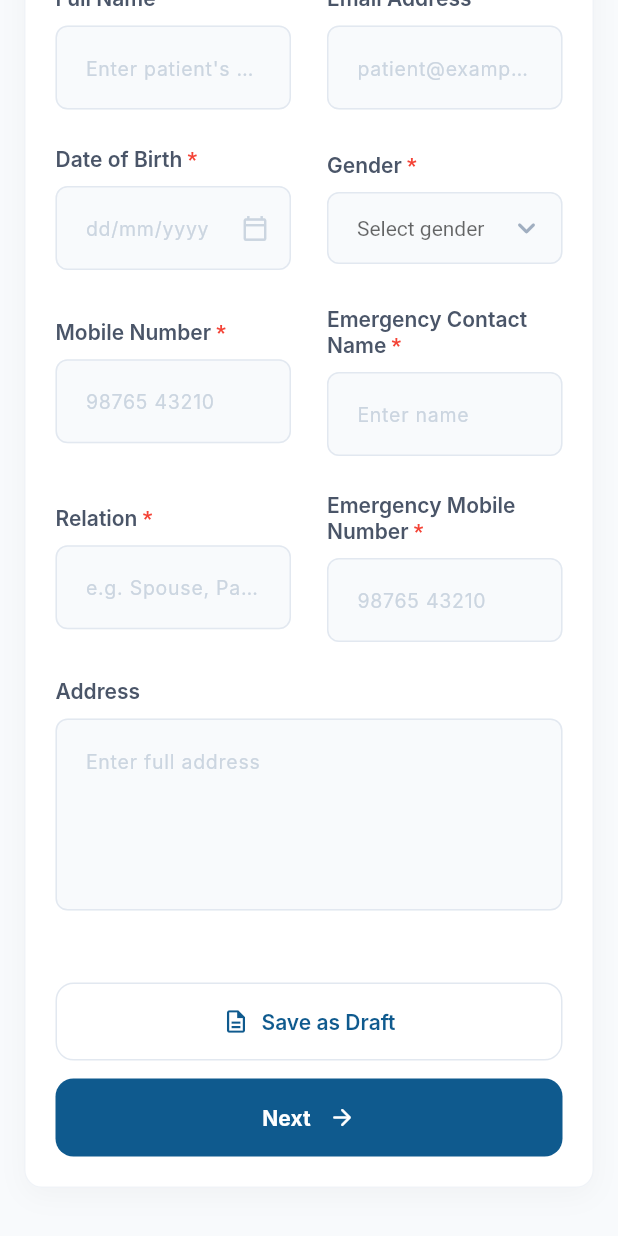
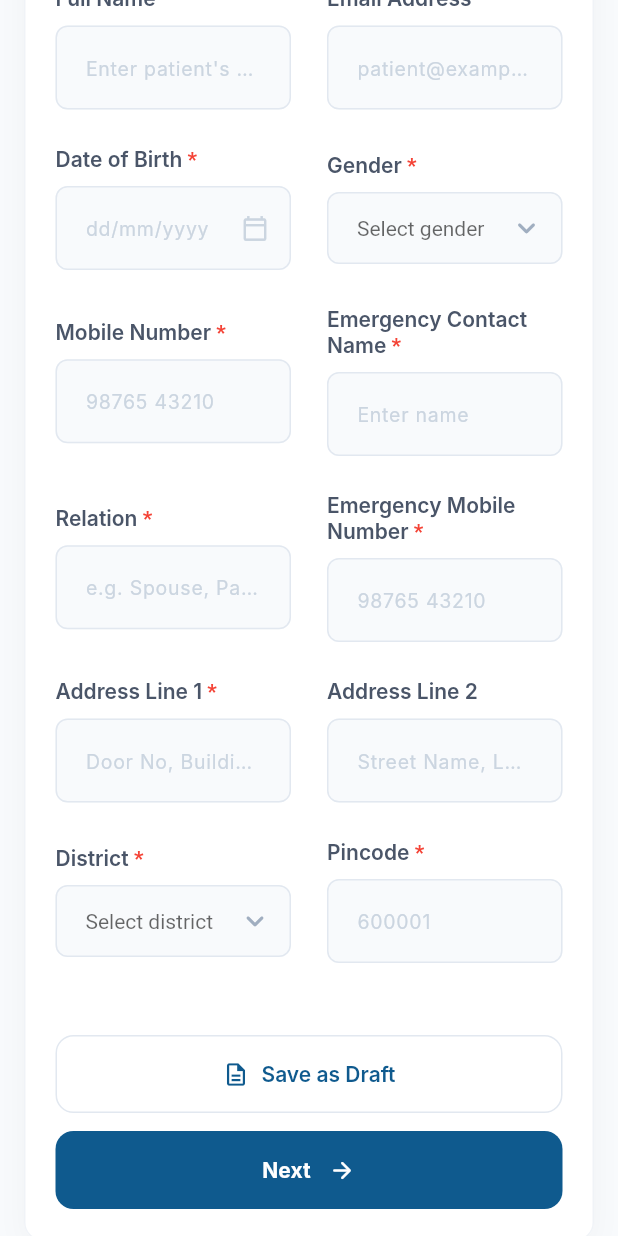
Before and after one commit to Sriponni-KSV/spmc-frontend-app, a Flutter app: the NewPatientRegistrationView widget shown alone on an empty page, opened directly with empty values, scrolled down 396 dp, on a phone screen of 412 x 824 dp. Run offline on Flutter 3.47's test engine with Material 3 defaults, Android fonts, the phone set to English and light mode, and no system bars; our stand-ins replace flutter_dotenv, flutter_secure_storage; accounts and stored records are empty; Roboto replaces fonts that are missing (Inter).

Commit message:
address field added

```diff
--- a/lib/models/patient_model.dart
+++ b/lib/models/patient_model.dart
@@ -10,7 +10,17 @@ class PatientModel {
   final String phone;
   final String email;
   final String address;
+  final String addressLine2;
+  final String district;
+  final String pincode;
   final String? createdAt;
+
+  String get fullAddress {
+    final parts = [address, addressLine2, district, pincode]
+        .where((s) => s.isNotEmpty)
+        .toList();
+    return parts.join(', ');
+  }
 
   // Emergency Contact
   final String emergencyContactName;
@@ -48,6 +58,9 @@ class PatientModel {
     required this.phone,
     required this.email,
     required this.address,
+    required this.addressLine2,
+    required this.district,
+    required this.pincode,
     required this.emergencyContactName,
     required this.emergencyContactRelation,
     required this.emergencyContactPhone,
@@ -84,6 +97,9 @@ class PatientModel {
       'phone': phone,
       'email': email,
       'address': address,
+      'addressLine2': addressLine2,
+      'district': district,
+      'pincode': pincode,
       'emergencyContactName': emergencyContactName,
       'emergencyContactRelation': emergencyContactRelation,
       'emergencyContactPhone': emergencyContactPhone,
@@ -127,6 +143,9 @@ class PatientModel {
       phone: (json['phone'] ?? '').toString(),
       email: (json['email'] ?? '').toString(),
       address: (json['address'] ?? '').toString(),
+      addressLine2: (json['address_line_2'] ?? json['addressLine2'] ?? '').toString(),
+      district: (json['district'] ?? '').toString(),
+      pincode: (json['pincode'] ?? '').toString(),
       emergencyContactName: (json['emergency_contact_name'] ?? json['emergencyContactName'] ?? '').toString(),
       emergencyContactRelation: (json['emergency_contact_relation'] ?? json['emergencyContactRelation'] ?? '').toString(),
       emergencyContactPhone: (json['emergency_contact_phone'] ?? json['emergencyContactPhone'] ?? '').toString(),
--- a/lib/screens/new_patient_registration.dart
+++ b/lib/screens/new_patient_registration.dart
@@ -32,6 +32,20 @@ class _NewPatientRegistrationViewState
   final TextEditingController _phoneController = TextEditingController();
   final TextEditingController _emailController = TextEditingController();
   final TextEditingController _addressController = TextEditingController();
+  final TextEditingController _addressLine2Controller = TextEditingController();
+  String? _selectedDistrict;
+  final TextEditingController _pincodeController = TextEditingController();
+
+  static const List<String> _tamilNaduDistricts = [
+    'Ariyalur', 'Chengalpattu', 'Chennai', 'Coimbatore', 'Cuddalore',
+    'Dharmapuri', 'Dindigul', 'Erode', 'Kallakurichi', 'Kancheepuram',
+    'Kanyakumari', 'Karur', 'Krishnagiri', 'Madurai', 'Mayiladuthurai',
+    'Nagapattinam', 'Namakkal', 'Nilgiris', 'Perambalur', 'Pudukkottai',
+    'Ramanathapuram', 'Ranipet', 'Salem', 'Sivaganga', 'Tenkasi',
+    'Thanjavur', 'Theni', 'Thoothukudi', 'Tiruchirappalli', 'Tirunelveli',
+    'Tirupathur', 'Tiruppur', 'Tiruvallur', 'Tiruvannamalai', 'Tiruvarur',
+    'Vellore', 'Viluppuram', 'Virudhunagar',
+  ];
 
   // Emergency Contact Controllers
   final TextEditingController _emergencyContactNameController =
@@ -95,6 +109,9 @@ class _NewPatientRegistrationViewState
     _phoneController.text = p.phone;
     _emailController.text = p.email;
     _addressController.text = p.address;
+    _addressLine2Controller.text = p.addressLine2;
+    _selectedDistrict = _tamilNaduDistricts.contains(p.district) ? p.district : null;
+    _pincodeController.text = p.pincode;
     _selectedGender = p.gender;
 
     _emergencyContactNameController.text = p.emergencyContactName;
@@ -139,6 +156,8 @@ class _NewPatientRegistrationViewState
     _phoneController.dispose();
     _emailController.dispose();
     _addressController.dispose();
+    _addressLine2Controller.dispose();
+    _pincodeController.dispose();
     _emergencyContactNameController.dispose();
     _emergencyContactRelationController.dispose();
     _emergencyContactPhoneController.dispose();
@@ -568,12 +587,84 @@ class _NewPatientRegistrationViewState
             ),
             const SizedBox(height: 24),
 
-            // Address
-            _buildLabel('Address'),
-            _buildTextField(
-              controller: _addressController,
-              hint: 'Enter full address',
-              maxLines: 4,
+            // Address Section
+            Row(
+              children: [
+                Expanded(
+                  child: Column(
+                    crossAxisAlignment: CrossAxisAlignment.start,
+                    children: [
+                      _buildLabel('Address Line 1 *'),
+                      _buildTextField(
+                        controller: _addressController,
+                        hint: 'Door No, Building Name',
+                        validator: (val) => val == null || val.isEmpty
+                            ? 'Address Line 1 is required'
+                            : null,
+                      ),
+                    ],
+                  ),
+                ),
+                const SizedBox(width: 24),
+                Expanded(
+                  child: Column(
+                    crossAxisAlignment: CrossAxisAlignment.start,
+                    children: [
+                      _buildLabel('Address Line 2'),
+                      _buildTextField(
+                        controller: _addressLine2Controller,
+                        hint: 'Street Name, Locality',
+                      ),
+                    ],
+                  ),
+                ),
+              ],
+            ),
+            const SizedBox(height: 24),
+            Row(
+              children: [
+                Expanded(
+                  child: Column(
+                    crossAxisAlignment: CrossAxisAlignment.start,
+                    children: [
+                      _buildLabel('District *'),
+                      _buildDropdownField(
+                        value: _selectedDistrict,
+                        hint: 'Select district',
+                        items: _tamilNaduDistricts,
+                        onChanged: (val) => setState(() => _selectedDistrict = val),
+                        validator: (val) => val == null || val.isEmpty
+                            ? 'District is required'
+                            : null,
+                      ),
+                    ],
+                  ),
+                ),
+                const SizedBox(width: 24),
+                Expanded(
+                  child: Column(
+                    crossAxisAlignment: CrossAxisAlignment.start,
+                    children: [
+                      _buildLabel('Pincode *'),
+                      _buildTextField(
+                        controller: _pincodeController,
+                        hint: '600001',
+                        keyboardType: TextInputType.number,
+                        inputFormatters: [
+                          FilteringTextInputFormatter.digitsOnly,
+                          LengthLimitingTextInputFormatter(6),
+                        ],
+                        validator: (val) {
+                          if (val == null || val.isEmpty)
+                            return 'Pincode is required';
+                          if (val.length != 6) return 'Enter a valid 6-digit pincode';
+                          return null;
+                        },
+                      ),
+                    ],
+                  ),
+                ),
+              ],
             ),
             const SizedBox(height: 48),
 
@@ -1593,6 +1684,10 @@ class _NewPatientRegistrationViewState
                         'Emergency Contact',
                         '${_val(_emergencyContactNameController.text)} (${_val(_emergencyContactRelationController.text)}) - ${_val(_emergencyContactPhoneController.text)}',
                       ),
+                      _buildReviewField('Address Line 1', _val(_addressController.text)),
+                      if (_addressLine2Controller.text.isNotEmpty)
+                        _buildReviewField('Address Line 2', _addressLine2Controller.text),
+                      _buildReviewField('District / Pincode', '${_val(_selectedDistrict ?? '')} / ${_val(_pincodeController.text)}'),
                     ],
                   )
                 : Column(
@@ -1658,9 +1753,19 @@ class _NewPatientRegistrationViewState
                             ),
                           ),
                           const SizedBox(width: 24),
-                          const Expanded(child: SizedBox()),
+                          Expanded(
+                            child: _buildReviewField(
+                              'Address',
+                              '${_val(_addressController.text)}${_addressLine2Controller.text.isNotEmpty ? ", " + _addressLine2Controller.text : ""}',
+                            ),
+                          ),
                           const SizedBox(width: 24),
-                          const Expanded(child: SizedBox()),
+                          Expanded(
+                            child: _buildReviewField(
+                              'District / Pincode',
+                              '${_val(_selectedDistrict ?? '')} / ${_val(_pincodeController.text)}',
+                            ),
+                          ),
                         ],
                       ),
                     ],
@@ -2301,6 +2406,9 @@ class _NewPatientRegistrationViewState
         phone: _phoneController.text.trim(),
         email: _emailController.text.trim(),
         address: _addressController.text.trim(),
+        addressLine2: _addressLine2Controller.text.trim(),
+        district: _selectedDistrict ?? '',
+        pincode: _pincodeController.text.trim(),
         emergencyContactName: _emergencyContactNameController.text.trim(),
         emergencyContactRelation: _emergencyContactRelationController.text
             .trim(),
```
Also changed, not shown: lib/screens/patients_view.dart (+12 -7 lines).
